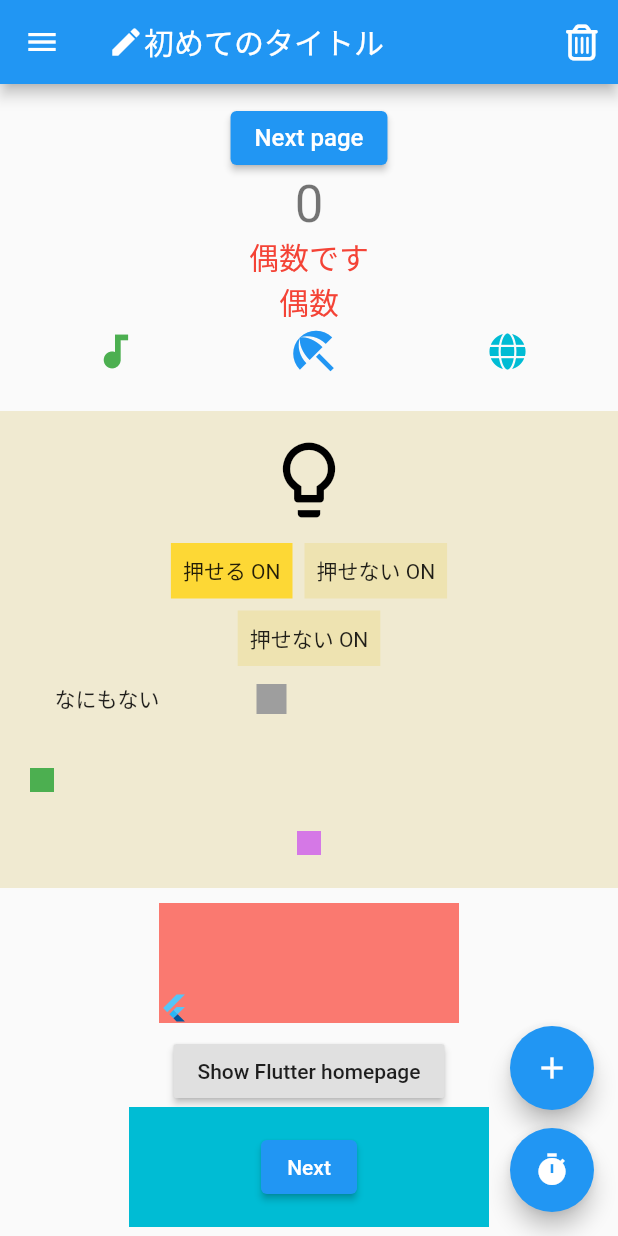
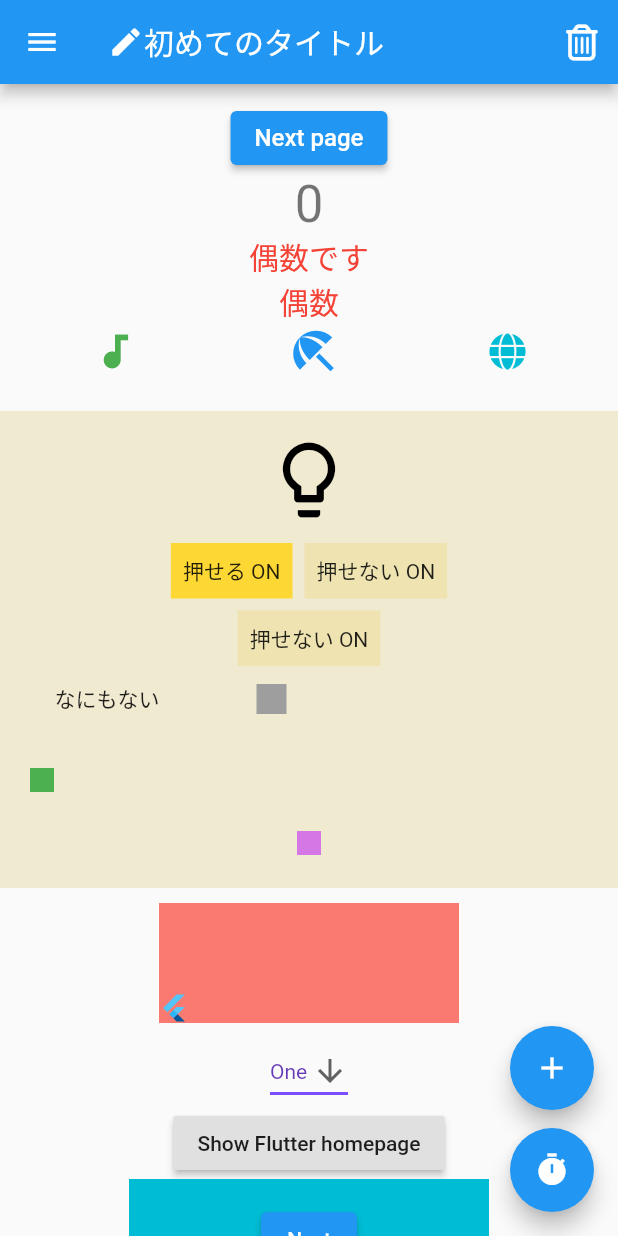
Before and after one commit to terra-namibia/practice2, a Flutter app: the screen it shows after launch, on a phone screen of 412 x 824 dp. Run offline on Flutter 3.47's test engine with Material 2 defaults, Android fonts, the phone set to English and light mode, and no system bars; our stand-ins replace font_awesome_flutter.

Commit message:
add DropdownButton

```diff
--- a/lib/main.dart
+++ b/lib/main.dart
@@ -40,6 +40,7 @@ class _MyHomePageState extends State<MyHomePage> {
   String _type = "偶数";
   bool selected = false;
   bool _lightIsOn = false;
+  String dropdownValue = 'One';
   static const String _url = 'https://flutter.dev';
 
   final PageController _pageController = PageController();
@@ -347,6 +348,28 @@ class _MyHomePageState extends State<MyHomePage> {
                 ),
               ),
             ),
+            DropdownButton<String>(
+              value: dropdownValue,
+              icon: const Icon(Icons.arrow_downward),
+              elevation: 16,
+              style: const TextStyle(color: Colors.deepPurple),
+              underline: Container(
+                height: 2,
+                color: Colors.deepPurpleAccent,
+              ),
+              onChanged: (String? newValue) {
+                setState(() {
+                  dropdownValue = newValue!;
+                });
+              },
+              items: <String>['One', 'Two', 'Free', 'Four']
+                  .map<DropdownMenuItem<String>>((String value) {
+                return DropdownMenuItem<String>(
+                  value: value,
+                  child: Text(value),
+                );
+              }).toList(),
+            ),
             ElevatedButton(
               style: raisedButtonStyle,
               onPressed: _launchURL,
```
